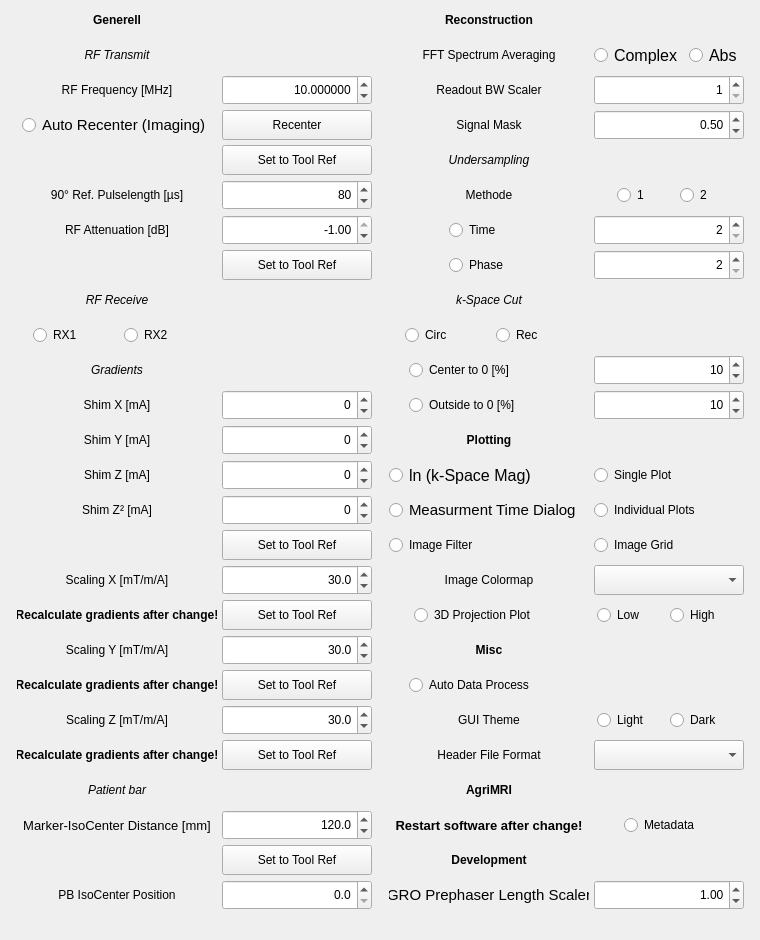
aberg-vrvis/ocra, file Applications/relax2/ui/config.ui: the form before one commit.
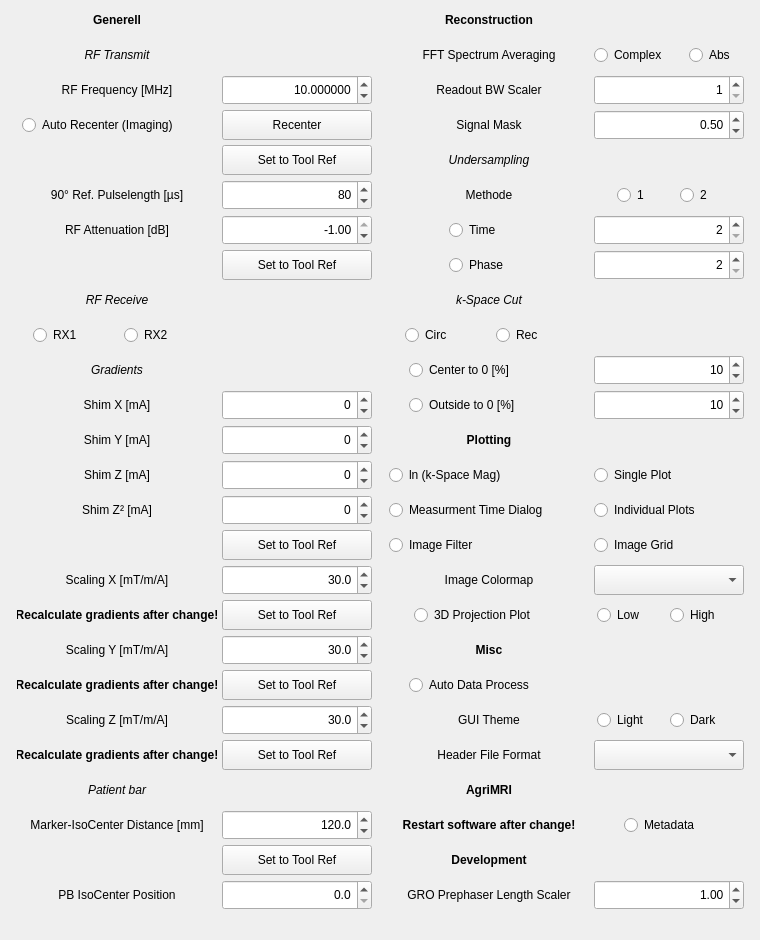
The form after the commit.

```diff
--- a/Applications/relax2/ui/config.ui
+++ b/Applications/relax2/ui/config.ui
@@ -329,11 +329,6 @@
         <height>30</height>
        </size>
       </property>
-      <property name="font">
-       <font>
-        <pointsize>12</pointsize>
-       </font>
-      </property>
       <property name="layoutDirection">
        <enum>Qt::LeftToRight</enum>
       </property>
@@ -544,11 +539,6 @@
         <height>30</height>
        </size>
       </property>
-      <property name="font">
-       <font>
-        <pointsize>11</pointsize>
-       </font>
-      </property>
       <property name="text">
        <string>Measurment Time Dialog</string>
       </property>
@@ -1172,11 +1162,6 @@
           <height>30</height>
          </size>
         </property>
-        <property name="font">
-         <font>
-          <pointsize>12</pointsize>
-         </font>
-        </property>
         <property name="text">
          <string>Complex</string>
         </property>
@@ -1199,11 +1184,6 @@
           <height>30</height>
          </size>
         </property>
-        <property name="font">
-         <font>
-          <pointsize>12</pointsize>
-         </font>
-        </property>
         <property name="text">
          <string>Abs</string>
         </property>
@@ -1497,11 +1477,6 @@
         <height>30</height>
        </size>
       </property>
-      <property name="font">
-       <font>
-        <pointsize>10</pointsize>
-       </font>
-      </property>
       <property name="text">
        <string>Marker-IsoCenter Distance [mm]</string>
       </property>
@@ -1800,11 +1775,6 @@
           <height>30</height>
          </size>
         </property>
-        <property name="font">
-         <font>
-          <pointsize>11</pointsize>
-         </font>
-        </property>
         <property name="text">
          <string>Auto Recenter (Imaging)</string>
         </property>
@@ -2302,11 +2272,6 @@
         <height>30</height>
        </size>
       </property>
-      <property name="font">
-       <font>
-        <pointsize>11</pointsize>
-       </font>
-      </property>
       <property name="text">
        <string>GRO Prephaser Length Scaler</string>
       </property>
@@ -2444,7 +2409,6 @@
       </property>
       <property name="font">
        <font>
-        <pointsize>10</pointsize>
         <weight>75</weight>
         <bold>true</bold>
        </font>
```
Left out of the diff: 3 changed lines with no effect on the pictures.
